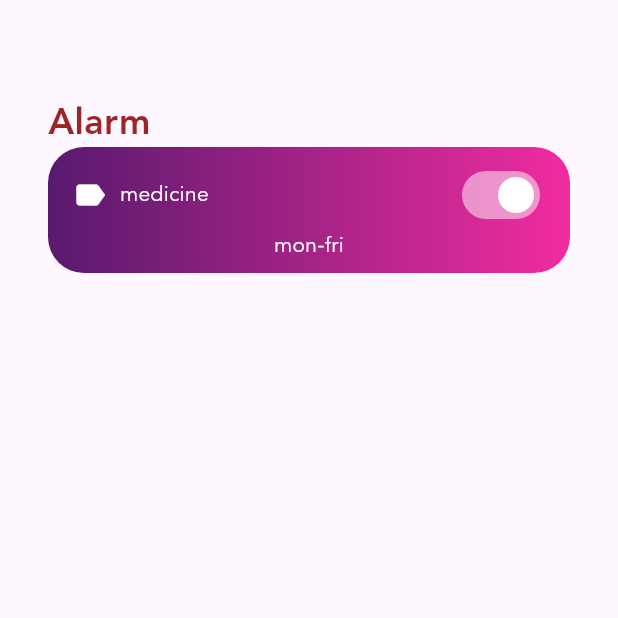
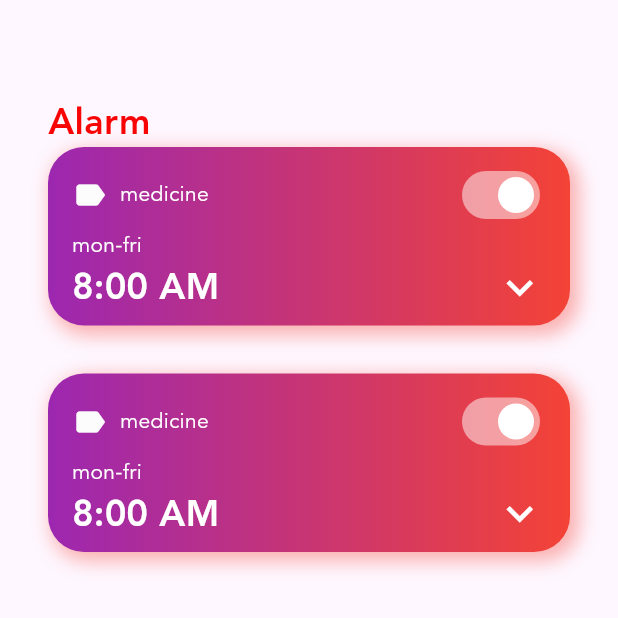
Before and after one commit to NaeemSarker02/prescription_to_alarm_clock, a Flutter app: the HomeScreen screen opened directly, after a tap on "Alarm", on a phone screen of 412 x 824 dp, the top half of it. Run offline on Flutter 3.47's test engine with Material 3 defaults, Android fonts, the phone set to English and light mode, and no system bars.

Commit message:
alarm slot

```diff
--- a/lib/Screen/alarm_screen.dart
+++ b/lib/Screen/alarm_screen.dart
@@ -23,7 +23,7 @@
                 style: TextStyle(
                     fontFamily: 'avenir',
                     fontWeight: FontWeight.w700,
-                    color: Color.fromARGB(255, 156, 37, 37),
+                    color: Color.fromARGB(255, 248, 4, 4),
                     fontSize: 24
                 ),
               ),
@@ -31,19 +31,28 @@
                 child: ListView(
                   children: alarms.map((alarm) {
                     return Container(
+                      margin: EdgeInsets.only(bottom:32),
                       padding:
                       const EdgeInsets.symmetric(horizontal: 16, vertical: 8),
                       decoration: BoxDecoration(
                         gradient: LinearGradient(
-                          colors: [Color.fromARGB(255, 87, 26, 110), Color.fromARGB(
-                              255, 241, 44, 159)
+                          colors: [Colors.purple, Colors.red
                           ],
                           begin: Alignment.centerLeft,
                           end: Alignment.centerRight,
                         ),
+                        boxShadow: [
+                          BoxShadow(
+                            color: Colors.red.withOpacity(0.4),
+                            blurRadius: 10,
+                            spreadRadius: 2,
+                            offset: Offset(4, 4),
+                          ),
+                        ],
                         borderRadius: BorderRadius.all(Radius.circular(24)),
                       ),
                       child: Column(
+                        crossAxisAlignment: CrossAxisAlignment.start,
                         children:<Widget>[
                           Row(
                             mainAxisAlignment: MainAxisAlignment.spaceBetween,
@@ -52,7 +61,7 @@
                                 children: <Widget>[
                                   Icon(
                                     Icons.label,
-                                    color: Colors.white,
+                                    color: const Color.fromARGB(255, 252, 252, 252),
                                     size: 24,
                                   ),
                                   SizedBox(width: 8,),
@@ -73,6 +82,19 @@
                             style: TextStyle(
                                 color: Colors.white, fontFamily: 'avenir'),
                           ),
+                          Row(
+                            mainAxisAlignment: MainAxisAlignment.spaceBetween,
+                            children: [
+                              Text('8:00 AM',
+                                style: TextStyle(
+                                    color: Colors.white, fontFamily: 'avenir',fontSize: 24, fontWeight: FontWeight.w700),
+                              ),
+                              Icon(Icons.keyboard_arrow_down,
+                              color: Colors.white,
+                              size: 35,
+                            )
+                            ],
+                          ),
                         ],
                       ),
                     );
--- a/lib/Screen/clock_view.dart
+++ b/lib/Screen/clock_view.dart
@@ -82,7 +82,8 @@
       ..strokeWidth = size.width / 30;
 
     var hourHandBrush = Paint()
-      ..shader = const RadialGradient(colors: [ Color.fromARGB(255, 245, 2, 83), Color(0xFFC279FB)])
+      ..shader = const RadialGradient(colors: [ Color.fromARGB(255, 245, 2, 83), Color(
+          0xFF798AFB)])
           .createShader(Rect.fromCircle(center: center, radius: radius))
       ..style = PaintingStyle.stroke
       ..strokeCap = StrokeCap.round
--- a/lib/Utils/data.dart
+++ b/lib/Utils/data.dart
@@ -1,3 +1,5 @@
+import 'package:prescription_to_alarm_clock/constants/theme_data.dart';
+
 import '../models/alarm_info.dart';
 import '../models/menu_info.dart';
 import 'enums.dart';
@@ -10,5 +12,6 @@
 ];
 
 List<AlarmInfo> alarms = [
-  AlarmInfo( DateTime.now().add(Duration(hours: 1))),
+  AlarmInfo( DateTime.now().add(Duration(hours: 1)), description: 'medicine', gradientColors: GradientColors.sky),
+  AlarmInfo( DateTime.now().add(Duration(hours: 2)), description: 'office',  gradientColors: GradientColors.sunset),
 ];
--- a/lib/models/alarm_info.dart
+++ b/lib/models/alarm_info.dart
@@ -1,8 +1,16 @@
+import 'dart:ui';
+import 'package:flutter/material.dart';
+
 class AlarmInfo {
   DateTime alarmDateTime;
-  String? description; // Make description nullable
-  bool isActive; // Non-nullable boolean
+  String? description;
+  bool isActive;
+  List<Color>? gradientColors;
 
-  // Initialize isActive in the constructor
-  AlarmInfo(this.alarmDateTime, {this.description, this.isActive = true});
+  AlarmInfo(
+    this.alarmDateTime, {
+    this.description,
+    this.gradientColors,
+    this.isActive = false, // default value added
+  });
 }
```
Also changed, not shown: lib/constants/theme_data.dart (line endings or trailing spaces).
